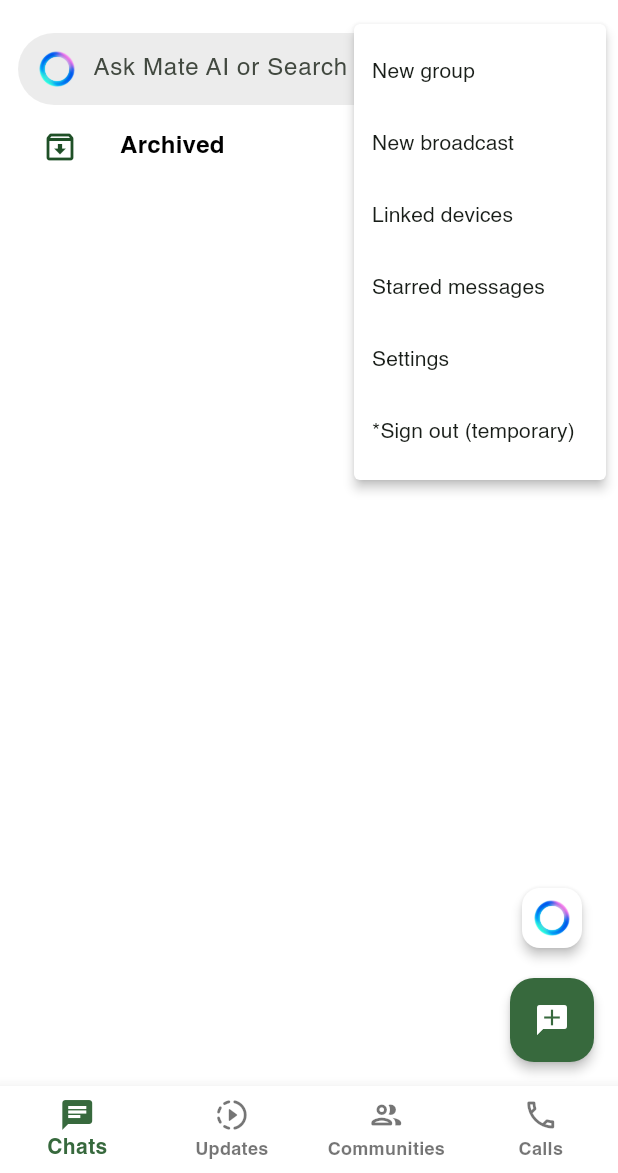
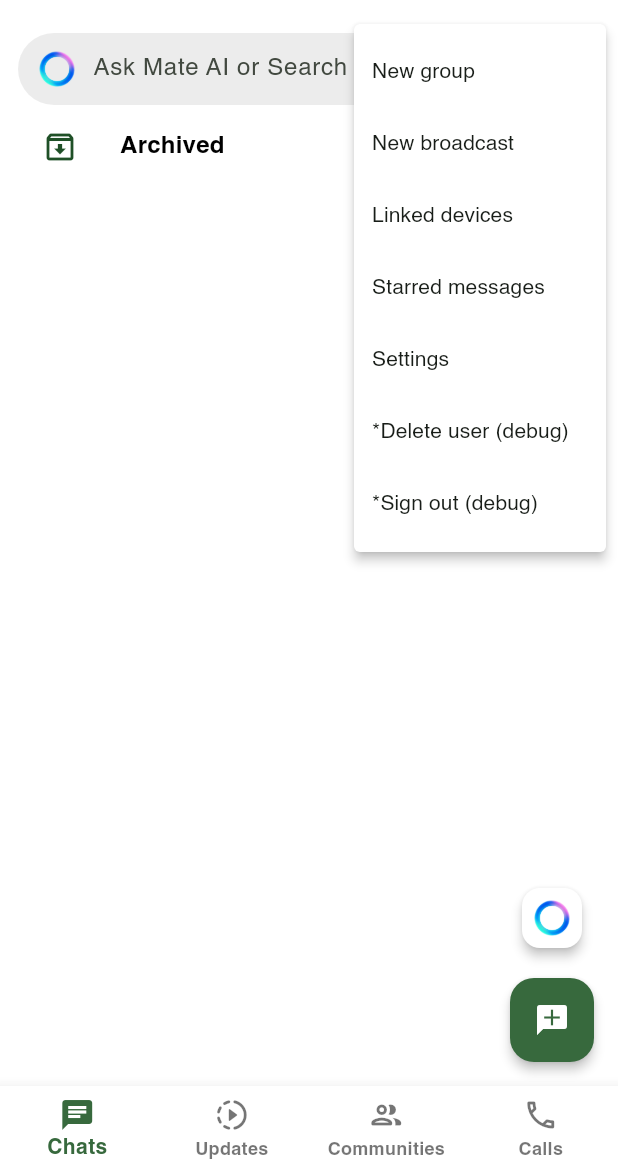
Before and after one commit to GerbrandVermeulen/whatsapp_clone, a Flutter app: the screen it shows once a user with an empty profile is signed in, after a tap on the "more vert" icon, on a phone screen of 412 x 824 dp, the part 63-1236 px from its top. Run offline on Flutter 3.47's test engine with Material 3 defaults, Android fonts, the phone set to English and light mode, and no system bars; our stand-ins replace cached_network_image, cloud_firestore, firebase_auth, firebase_core, firebase_storage, flutter_riverpod and 3 more; accounts and stored records are empty.

Commit message:
Messaging screen now functional and added ability to delete chat and users

```diff
--- a/lib/model/conversation.dart
+++ b/lib/model/conversation.dart
@@ -14,7 +14,7 @@
         participants = List<String>.from(conversation['participants']);
 
   final String id;
-  final String lastMessage;
-  final DateTime lastTimestamp;
+  String lastMessage;
+  DateTime lastTimestamp;
   final List<String> participants;
 }
--- a/lib/screens/home/home.dart
+++ b/lib/screens/home/home.dart
@@ -1,3 +1,6 @@
+import 'dart:developer';
+
+import 'package:cloud_firestore/cloud_firestore.dart';
 import 'package:firebase_auth/firebase_auth.dart';
 import 'package:flutter/material.dart';
 import 'package:flutter_riverpod/flutter_riverpod.dart';
@@ -14,6 +17,35 @@
 
 class _HomeScreenState extends ConsumerState<HomeScreen> {
   int _selectedPageIndex = 0;
+
+  void _deleteUser() async {
+    final user = FirebaseAuth.instance.currentUser;
+
+    final conversations = await FirebaseFirestore.instance
+        .collection('conversations')
+        .where('participants', arrayContains: user!.uid)
+        .get();
+    // Delete all conversations with this user
+    WriteBatch conversationBatch = FirebaseFirestore.instance.batch();
+    for (var conversation in conversations.docs) {
+      // Delete all messages for this conversation
+      WriteBatch messageBatch = FirebaseFirestore.instance.batch();
+      final messages = await FirebaseFirestore.instance
+          .collection('messages')
+          .where('conversation_id', isEqualTo: conversation.id)
+          .get();
+      for (var message in messages.docs) {
+        messageBatch.delete(message.reference);
+      }
+      await messageBatch.commit();
+
+      conversationBatch.delete(conversation.reference);
+    }
+    await conversationBatch.commit();
+
+    await FirebaseFirestore.instance.collection('users').doc(user.uid).delete();
+    await user.delete();
+  }
 
   @override
   Widget build(BuildContext context) {
@@ -36,6 +68,9 @@
             color: Colors.white,
             onSelected: (value) {
               if (value == 5) {
+                _deleteUser();
+              }
+              if (value == 6) {
                 FirebaseAuth.instance.signOut();
               }
             },
@@ -62,16 +97,18 @@
               ),
               const PopupMenuItem(
                 value: 5,
-                child: Text('*Sign out (temporary)'),
+                child: Text('*Delete user (debug)'),
+              ),
+              const PopupMenuItem(
+                value: 6,
+                child: Text('*Sign out (debug)'),
               ),
             ],
             icon: const Icon(Icons.more_vert),
           )
         ],
       ),
-      body: ChatList(
-        chats: [],
-      ),
+      body: const ChatList(),
       floatingActionButton: Column(
         verticalDirection: VerticalDirection.up,
         mainAxisSize: MainAxisSize.min,
--- a/lib/widgets/home/chat_list.dart
+++ b/lib/widgets/home/chat_list.dart
@@ -16,9 +16,7 @@
 final auth.FirebaseAuth _auth = auth.FirebaseAuth.instance;
 
 class ChatList extends ConsumerWidget {
-  const ChatList({super.key, required this.chats});
-
-  final List<Chat> chats;
+  const ChatList({super.key});
 
   Stream<List<Conversation>> _getConversations() {
     return _firestore
@@ -52,21 +50,10 @@
             return Container();
           }
 
-          if (!snapshot.hasData) {
-            if (chats.isEmpty) {
-              return Center(
-                child: Text(
-                  'No chats added yet',
-                  style: Theme.of(context)
-                      .textTheme
-                      .bodyLarge!
-                      .copyWith(color: Colors.white),
-                ),
-              );
-            }
+          List<Conversation> conversations = [];
+          if (snapshot.hasData) {
+            conversations = snapshot.data!;
           }
-
-          final conversations = snapshot.data!;
 
           return ListView.builder(
             itemCount: conversations.length + 2,
@@ -101,7 +88,11 @@
 
                         final lastMessage = snapshot.data!;
                         final chat = Chat(
-                          unreadCount: 1,
+                          unreadCount:
+                              // TODO Maybe add unread count to conversations (per user)
+                              _auth.currentUser!.uid == lastMessage.senderId
+                                  ? 0
+                                  : 1,
                           lastMessage: lastMessage,
                           messages: [lastMessage],
                         );
--- a/pubspec.yaml
+++ b/pubspec.yaml
@@ -37,6 +37,7 @@
     - assets/images/user-icon.jpg
     - assets/images/meta-ai.png
     - assets/images/splash.png
+    - assets/images/default_background.jpg
 
   fonts:
     - family: Helvatica
```
Also changed, not shown: lib/screens/chat/chat.dart (+74 -28 lines), lib/widgets/chat/message_bubble.dart (added, +120 -0 lines), lib/widgets/chat/message_list.dart (added, +69 -0 lines), lib/widgets/home/items/chat_item.dart (+9 -1 lines), assets/images/default_background.jpg (added).
